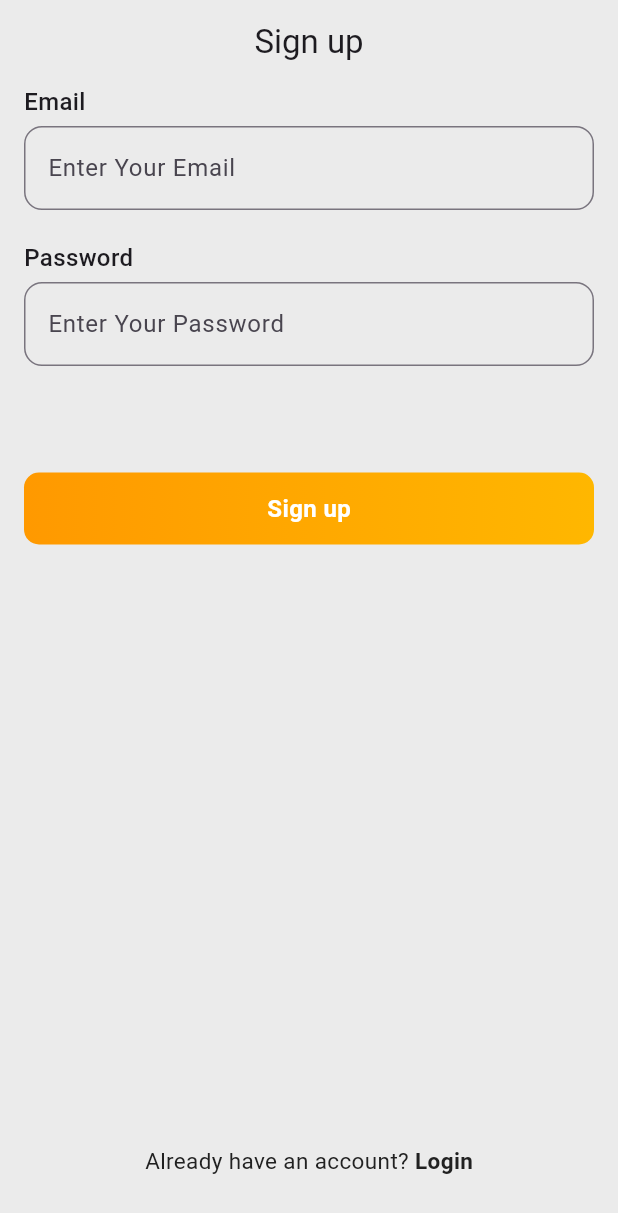
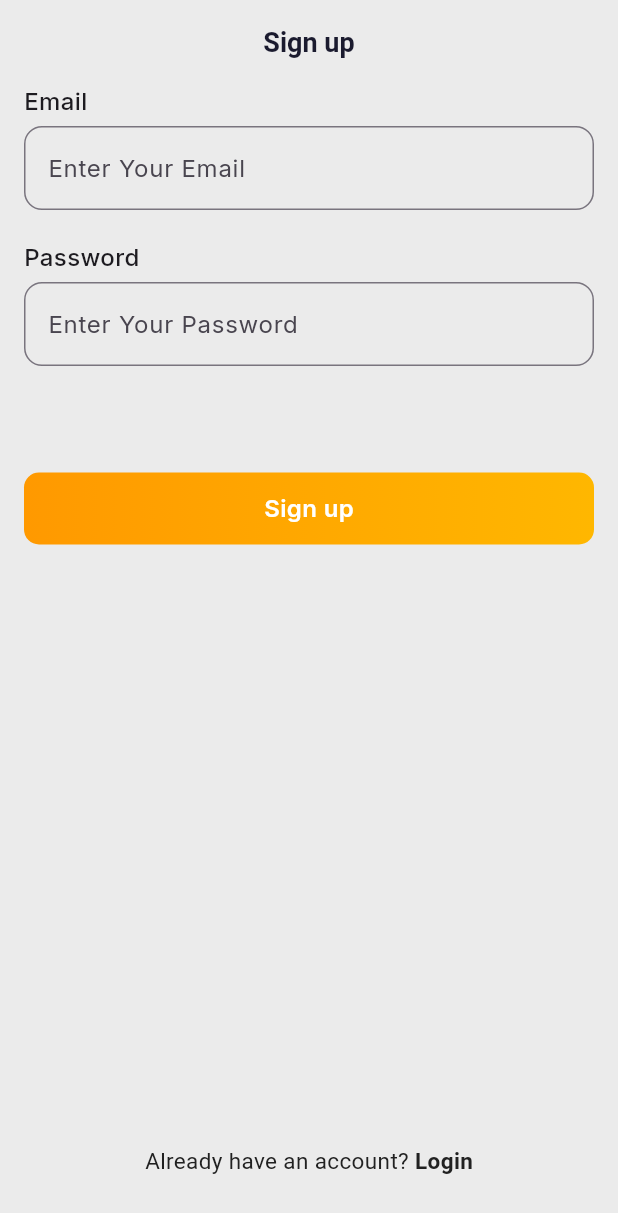
Before and after one commit to Mon3em-Essam/nti-shopping-app, a Flutter app: the screen it shows after launch, on a phone screen of 412 x 824 dp. Shown: the top 1213 px of the screen. Run offline on Flutter 3.47's test engine with Material 3 defaults, Android fonts, the light colour scheme and no system bars; our stand-ins replace cached_network_image, get_it, google_fonts, injectable.

Commit message:
fix: resolve login import path and update theme

```diff
--- /dev/null
+++ b/lib/core/theme/app_colors.dart
@@ -0,0 +1,29 @@
+import 'package:flutter/material.dart';
+
+class AppColors {
+  static const Color discountColor = Colors.red;
+  static const Color transparent = Color(0x00000000);
+  static const Color primaryColorBlack = Color(0xFF212121);
+  static const Color primaryColor = Color(0xFFFF9900);
+  static const Color orangeLight = Color(0xFFFFB700);
+  static const Color white = Color(0xFFFFFFFF);
+  static const Color offWhite = Color(0xFFF7F8FA);
+  static const Color lightGrey = Color(0xFFECEEF2);
+  static const Color backgroundColor = Color(0xFFEBEBEB);
+  static const Color charcoal = Color(0xFF1A1A2E);
+  static const Color errorBorderColor = Color(0xFFEF4444);
+  static const Color defaultBorderColor = Color(0xFF636363);
+  static const Color disabledBorderColor = Color(0xFFECEEF2);
+  static const Color defaultHintTextColor = Color(0xFF636363);
+
+  static Color inStockColor = const Color(0xFF02C15E).withValues(alpha: 0.12);
+  static Color outOfStockColor = const Color(
+    0xFFDC2626,
+  ).withValues(alpha: 0.12);
+  static Color lowStockColor = const Color(0xFFF59E0B).withValues(alpha: 0.12);
+  static Color newArrivalColor = const Color(
+    0xFF3D1A6E,
+  ).withValues(alpha: 0.12);
+  static Color blackButtonColor = const Color(0xFF212121);
+  static const Color cardBackground = Color(0xFFFCFCFC);
+}
--- /dev/null
+++ b/lib/core/theme/app_theme.dart
@@ -0,0 +1,39 @@
+import 'package:flutter/material.dart';
+import 'package:google_fonts/google_fonts.dart';
+import 'app_colors.dart';
+
+class AppTheme {
+  static ThemeData get lightTheme {
+    return ThemeData(
+      primaryColor: AppColors.primaryColor,
+      scaffoldBackgroundColor: AppColors.offWhite,
+
+      textTheme: GoogleFonts.interTextTheme(),
+
+      appBarTheme: const AppBarTheme(
+        backgroundColor: AppColors.white,
+        elevation: 0,
+        centerTitle: true,
+        iconTheme: IconThemeData(color: AppColors.charcoal),
+        titleTextStyle: TextStyle(
+          color: AppColors.charcoal,
+          fontSize: 18,
+          fontWeight: FontWeight.w600,
+        ),
+      ),
+
+      elevatedButtonTheme: ElevatedButtonThemeData(
+        style: ElevatedButton.styleFrom(
+          backgroundColor: AppColors.primaryColor,
+          minimumSize: const Size(double.infinity, 48),
+          shape: RoundedRectangleBorder(borderRadius: BorderRadius.circular(8)),
+          textStyle: GoogleFonts.inter(
+            fontSize: 14,
+            fontWeight: FontWeight.w600,
+            color: AppColors.white,
+          ),
+        ),
+      ),
+    );
+  }
+}
--- a/lib/main.dart
+++ b/lib/main.dart
@@ -1,6 +1,7 @@
 import 'package:flutter/material.dart';
-import 'package:nti_shopping_app/feture/auth/presentation/screens/view/login.dart';
-import 'package:nti_shopping_app/feture/auth/presentation/screens/view/sign_up.dart';
+import 'package:nti_shopping_app/feature/auth/presentation/screens/view/login.dart';
+
+import 'core/theme/app_theme.dart';
 
 void main() {
   runApp(const MyApp());
@@ -11,6 +12,10 @@ class MyApp extends StatelessWidget {
 
   @override
   Widget build(BuildContext context) {
-    return const MaterialApp(home: Login(), debugShowCheckedModeBanner: false);
+    return MaterialApp(
+      debugShowCheckedModeBanner: false,
+      theme: AppTheme.lightTheme,
+      home: const Login(),
+    );
   }
 }
--- a/pubspec.yaml
+++ b/pubspec.yaml
@@ -17,6 +17,7 @@ dependencies:
   cached_network_image: ^3.4.1
   get_it: ^7.7.0
   injectable: ^2.5.0
+  google_fonts: ^8.2.1
 
 dev_dependencies:
   flutter_test:
```
Also changed, not shown: lib/feature/auth/data/models/login_dto.dart (added), lib/feature/auth/data/models/sign_up_dto.dart (added), lib/feature/auth/presentation/screens/view/login.dart (renamed from lib/feture/auth/presentation/screens/view/login.dart), lib/feature/auth/presentation/screens/view/sign_up.dart (renamed from lib/feture/auth/presentation/screens/view/sign_up.dart), pubspec.lock, 1 other file.
